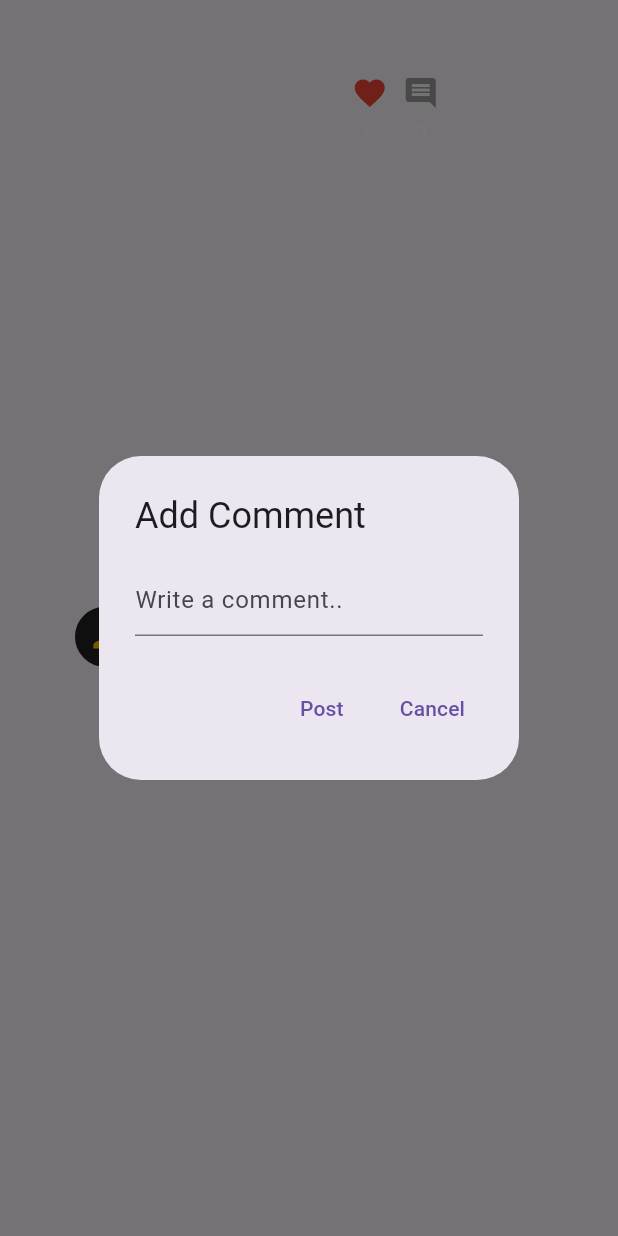
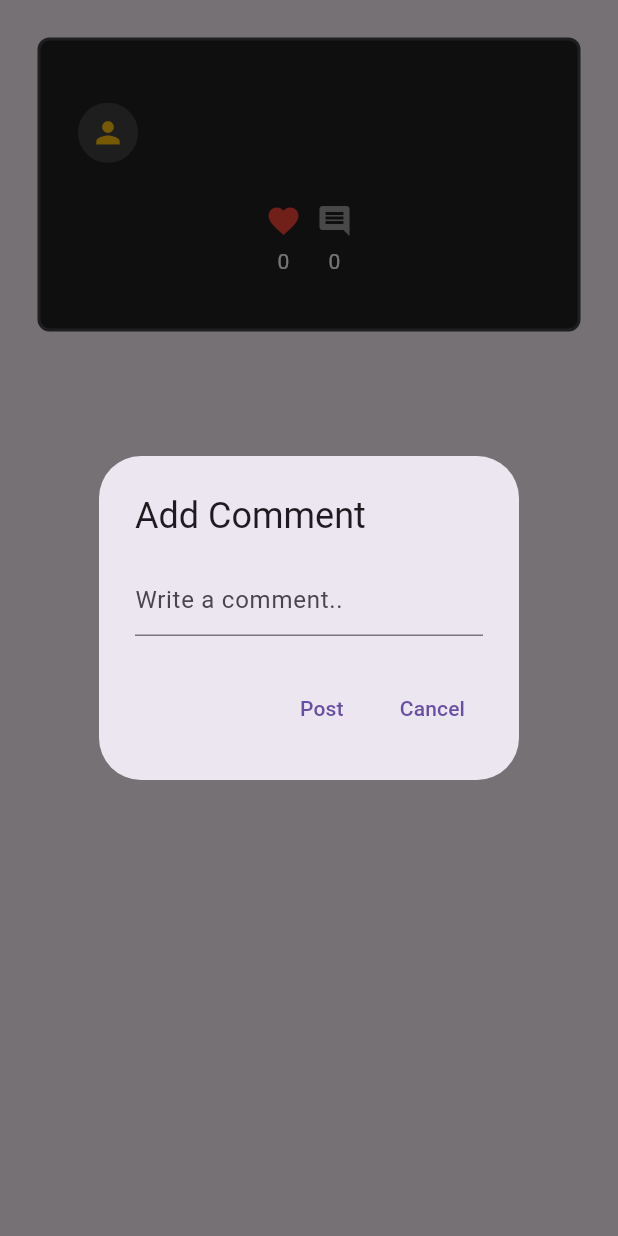
Before and after one commit to XGNoir95/OctaByte, a Flutter app: the WallPost widget shown alone on an empty page, opened directly with empty values, after a tap on the "favorite outline" icon, after a tap on the "comment" icon, on a phone screen of 412 x 824 dp. Run offline on Flutter 3.47's test engine with Material 3 defaults, Android fonts, the phone set to English and light mode, and no system bars; our stand-ins replace carousel_slider, cloud_firestore, firebase_auth, firebase_core, get, google_fonts and 3 more; accounts and stored records are empty; network calls fail.

Commit message:
community 80% commit

```diff
--- a/lib/reusable_widgets/wall_post.dart
+++ b/lib/reusable_widgets/wall_post.dart
@@ -6,8 +6,6 @@ import 'package:fblogin/reusable_widgets/like_button.dart';
 import 'package:firebase_auth/firebase_auth.dart';
 import 'package:flutter/cupertino.dart';
 import 'package:flutter/material.dart';
-
-// ... (previous imports)
 
 class WallPost extends StatefulWidget {
   final String messsage;
@@ -101,22 +99,32 @@ class _WallPostState extends State<WallPost> {
   @override
   Widget build(BuildContext context) {
     return Container(
+      constraints: BoxConstraints(minHeight: 150),
       decoration: BoxDecoration(
-        color: Colors.white.withOpacity(0.1),
+        color: Colors.grey[900],
+        border: Border.all(
+          color: Colors.grey[800]!,
+          width: 2.0,
+        ),
         borderRadius: BorderRadius.circular(8),
       ),
       margin: EdgeInsets.only(top: 25, left: 25, right: 25),
       padding: EdgeInsets.all(25),
-      child: Row(
+      child: SingleChildScrollView(
+        child: Column(
+          crossAxisAlignment: CrossAxisAlignment.start,
+          children: [
+            // User icon, User info, and Post
+            Row(
               children: [
                 Container(
                   width: 40,
                   height: 50,
                   decoration: BoxDecoration(
                     shape: BoxShape.circle,
-              color: Colors.grey[900],
+                    color: Colors.grey[800],
                     border: Border.all(
-                color: Colors.grey[900]!,
+                      color: Colors.grey[800]!,
                       width: 2.0,
                     ),
                   ),
@@ -151,9 +159,11 @@ class _WallPostState extends State<WallPost> {
                     ],
                   ),
                 ),
-          const SizedBox(
-            width: 50,
+              ],
             ),
+            const SizedBox(height: 10),
+
+            // Like and Comment options
             Row(
               mainAxisAlignment: MainAxisAlignment.center,
               children: [
@@ -187,7 +197,8 @@ class _WallPostState extends State<WallPost> {
                             child: CircularProgressIndicator(),
                           );
                         }
-                      List<DocumentSnapshot> commentDocs = snapshot.data!.docs;
+                        List<DocumentSnapshot> commentDocs =
+                            snapshot.data!.docs;
                         int commentCount = commentDocs.length;
                         return Text(
                           commentCount.toString(),
@@ -199,7 +210,12 @@ class _WallPostState extends State<WallPost> {
                 ),
               ],
             ),
-          StreamBuilder<QuerySnapshot>(
+            const SizedBox(height: 10),
+            // Text('Comments:',style: TextStyle(color: Colors.amber,fontFamily: 'RobotoCondensed',fontSize: 25)),
+            // const SizedBox(height: 8),
+            // Comments displayed
+            Container(
+              child: StreamBuilder<QuerySnapshot>(
                 stream: FirebaseFirestore.instance
                     .collection("User Posts")
                     .doc(widget.postId)
@@ -215,23 +231,22 @@ class _WallPostState extends State<WallPost> {
 
                   List<DocumentSnapshot> commentDocs = snapshot.data!.docs;
 
-              return Expanded(
-                child: ListView.builder(
-                  shrinkWrap: true,
-                  itemCount: commentDocs.length,
-                  itemBuilder: (context, index) {
-                    final commentData = commentDocs[index].data() as Map<String, dynamic>;
-                    return Comment(
-                      text: commentData["CommentText"],
-                      user: commentData["commentBy"],
-                      time: formatData(commentData["CommentTime"]),
+                  return Column(
+                    crossAxisAlignment: CrossAxisAlignment.start,
+                    children: [
+                      for (int index = 0; index < commentDocs.length; index++)
+                        Comment(
+                          text: commentDocs[index]["CommentText"],
+                          user: commentDocs[index]["commentBy"],
+                          time: formatDate(commentDocs[index]["CommentTime"]),
+                        ),
+                    ],
                   );
                 },
               ),
-              );
-            },
-          )
+            ),
           ],
+        ),
       ),
     );
   }
```
Also changed, not shown: lib/reusable_widgets/comment.dart (+66 -10 lines), lib/reusable_widgets/helper.dart (+11 -7 lines). Lines whose indentation alone changed are shown as unchanged.
